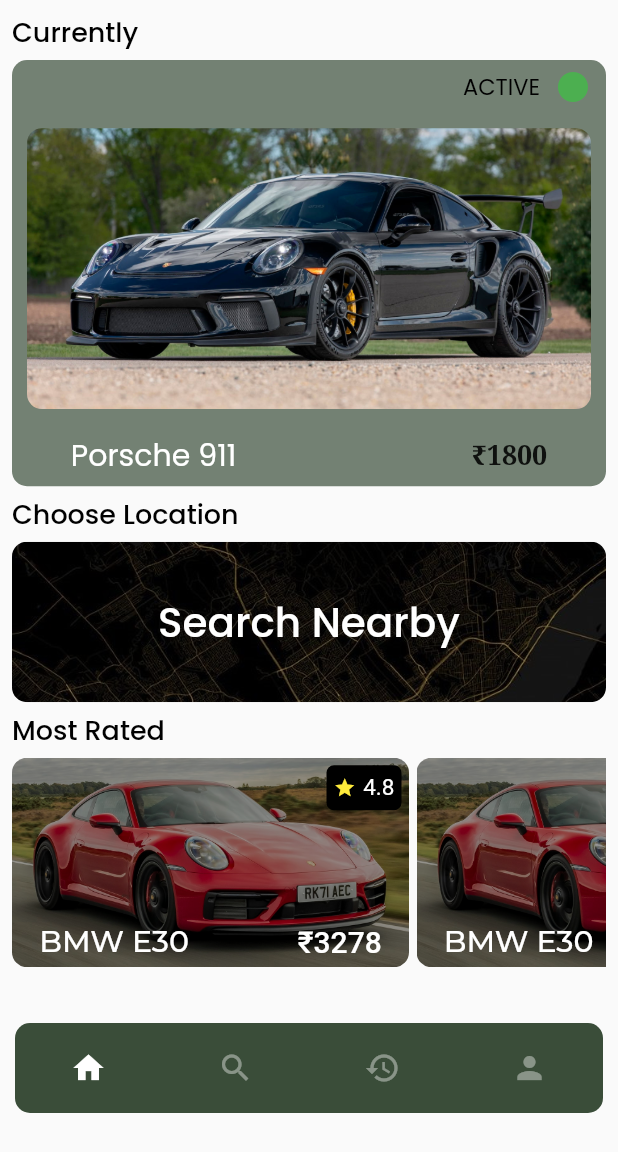
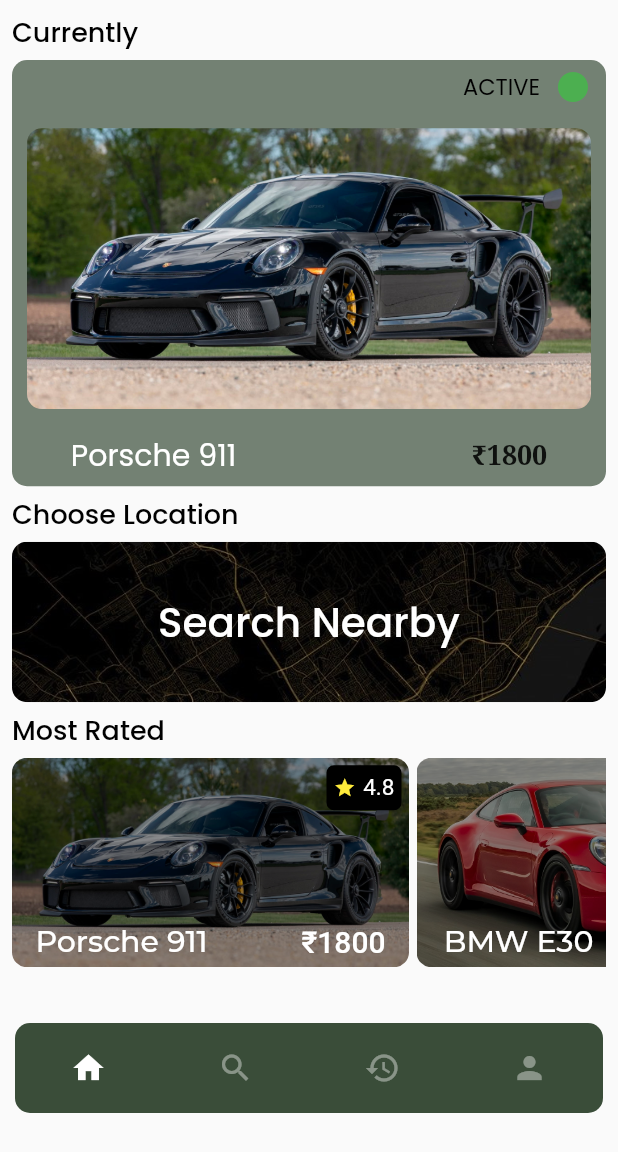
Before and after one commit to yaseeeeeeeeeeen/carnova, a Flutter app: the screen it shows after launch, on a phone screen of 412 x 824 dp, the part 84-1236 px from its top. Run offline on Flutter 3.47's test engine with Material 2 defaults, Android fonts, the phone set to English and light mode, and no system bars; our stand-ins replace animated_custom_dropdown, bloc, dotted_border, flutter_bloc, google_fonts, image_cropper and 3 more; missing offline and left inert: advance_animated_progress_indicator.

Commit message:
userui-part3

```diff
--- a/lib/main.dart
+++ b/lib/main.dart
@@ -7,8 +7,6 @@
 import 'package:second_project/host_side/blocs/otp_verifiaction/otp_verfication_bloc.dart';
 import 'package:second_project/host_side/blocs/signup/signup_bloc_bloc.dart';
 import 'package:second_project/host_side/data/shared_preferance/shared_preferance.dart';
-import 'package:second_project/user_side/resources/constant/colors_userside.dart';
-import 'package:second_project/user_side/utils/appbar.dart';
 import 'package:second_project/user_side/utils/bottom_nav_bar.dart';
 
 main() async {
@@ -32,8 +30,8 @@
         BlocProvider(create: (context) => DocumentUploadBloc()),
         BlocProvider(create: (context) => ProfileEditBloc())
       ],
-      child:  MaterialApp(
-          debugShowCheckedModeBanner: false, home: ScreenParantU()),
+      child:
+          MaterialApp(debugShowCheckedModeBanner: false, home: ScreenParantU(),),
     );
   }
 }
--- a/lib/user_side/modals/vehicle_data._modal.dart
+++ b/lib/user_side/modals/vehicle_data._modal.dart
@@ -7,8 +7,10 @@
   final String transmission;
   final String price;
   final String coverPhoto;
+  final List<String> images;
   VehicleDataModal(
-      {required this.coverPhoto,
+      {required this.images,
+      required this.coverPhoto,
       required this.name,
       required this.brand,
       required this.modal,
@@ -18,6 +20,7 @@
       required this.price});
   factory VehicleDataModal.fromJson(Map<String, dynamic> data) =>
       VehicleDataModal(
+        images: data["vehicleImages"],
           coverPhoto: data["coverPhoto"],
           name: data["name"],
           brand: data["brand"],
--- a/lib/user_side/resources/components/most_rated_wid.dart
+++ b/lib/user_side/resources/components/most_rated_wid.dart
@@ -1,5 +1,6 @@
 import 'package:flutter/cupertino.dart';
 import 'package:flutter/material.dart';
+import 'package:second_project/user_side/modals/vehicle_data._modal.dart';
 import 'package:second_project/user_side/resources/constant/text_styles.dart';
 import 'package:second_project/user_side/view/home_screen.dart';
 
@@ -65,3 +66,69 @@
         ]));
   }
 }
+
+class MostRatedDemo extends StatelessWidget {
+  MostRatedDemo({super.key, required this.vehicledata});
+  VehicleDataModal vehicledata;
+  @override
+  Widget build(BuildContext context) {
+    double heigth = MediaQuery.sizeOf(context).height;
+    double width = MediaQuery.sizeOf(context).width;
+    return Hero(
+      tag: vehicledata.name,
+      child: Container(
+          width: width / 1.5 - 10,
+          height: heigth / 5,
+          decoration: BoxDecoration(
+              borderRadius: BorderRadius.circular(10),
+              image: DecorationImage(
+                  image: AssetImage(vehicledata.coverPhoto),
+                  colorFilter: ColorFilter.mode(
+                      Colors.black.withOpacity(0.4), BlendMode.darken),
+                  fit: BoxFit.cover)),
+          child: Stack(children: [
+            Positioned(
+              bottom: 5,
+              left: 0,
+              right: 0,
+              child: Row(
+                mainAxisAlignment: MainAxisAlignment.spaceAround,
+                children: [
+                  Text(
+                    vehicledata.name,
+                    style: style3,
+                  ),
+                  const SizedBox(),
+                  Text("₹${vehicledata.price}", style: style4)
+                ],
+              ),
+            ),
+            Positioned(
+              top: 5,
+              right: 5,
+              child: Container(
+                decoration: BoxDecoration(
+                  borderRadius: BorderRadius.circular(5),
+                  color: Colors.black,
+                ),
+                height: 30,
+                width: 50,
+                child: const Row(
+                  mainAxisAlignment: MainAxisAlignment.spaceEvenly,
+                  children: [
+                    Icon(
+                      Icons.star,
+                      size: 15,
+                      color: Colors.yellow,
+                    ),
+                    //rating
+                    Text("4.8",
+                        style: TextStyle(color: Colors.white, fontSize: 15))
+                  ],
+                ),
+              ),
+            ),
+          ])),
+    );
+  }
+}
--- a/lib/user_side/resources/components/profile_tile_button.dart
+++ b/lib/user_side/resources/components/profile_tile_button.dart
@@ -1,4 +1,5 @@
-import 'dart:math';
+// ignore: duplicate_ignore
+// ignore_for_file: must_be_immutable
 
 import 'package:flutter/cupertino.dart';
 import 'package:flutter/material.dart';
--- a/lib/user_side/resources/constant/imagepath_user.dart
+++ b/lib/user_side/resources/constant/imagepath_user.dart
@@ -11,6 +11,7 @@
     "vehicleNumber": "KL12 1122",
     "fuel": "hybraid",
     "transmission": "Automatic",
-    "price": "1800"
+    "price": "1800",
+    "vehicleImages": ["assets/image/currentlyUsing1.jpg","assets/image/currentlyUsing.jpg"]
   };
 }
--- a/lib/user_side/utils/bottom_nav_bar.dart
+++ b/lib/user_side/utils/bottom_nav_bar.dart
@@ -7,6 +7,7 @@
 import 'package:second_project/user_side/view/second_screen.dart';
 import 'package:second_project/user_side/view/user_profile.dart';
 
+// ignore: must_be_immutable
 class ScreenParantU extends StatefulWidget {
   ScreenParantU({super.key, this.index});
   int? index;
--- a/lib/user_side/view/home_screen.dart
+++ b/lib/user_side/view/home_screen.dart
@@ -1,10 +1,12 @@
 import 'package:flutter/material.dart';
+import 'package:second_project/user_side/modals/vehicle_data._modal.dart';
 import 'package:second_project/user_side/resources/components/active_vehicle.dart';
 import 'package:second_project/user_side/resources/components/map_tap.dart';
 import 'package:second_project/user_side/resources/components/most_rated_wid.dart';
 import 'package:second_project/user_side/resources/components/title_text_wid.dart';
 import 'package:second_project/user_side/resources/constant/imagepath_user.dart';
 import 'package:second_project/user_side/utils/appbar.dart';
+import 'package:second_project/user_side/view/car_details_screen.dart';
 
 UserSideImages imageU = UserSideImages();
 
@@ -35,7 +37,15 @@
                   child: ListView.separated(
                       physics: const BouncingScrollPhysics(),
                       shrinkWrap: true,
-                      itemBuilder: (context, index) => const MostRatedWid(),
+                      itemBuilder: (context, index) {
+                        if (index == 0) {
+                          return GestureDetector(
+                            onTap: () => Navigator.of(context).push(MaterialPageRoute(builder: (context) => CarDataShow(vehicleData: vehiclesData[0]))),
+                            child: MostRatedDemo(vehicledata: vehiclesData[0]));
+                        } else {
+                          return const MostRatedWid();
+                        }
+                      },
                       separatorBuilder: (context, index) =>
                           const SizedBox(width: 5),
                       itemCount: 3,
--- a/lib/user_side/view/second_screen.dart
+++ b/lib/user_side/view/second_screen.dart
@@ -1,6 +1,4 @@
-import 'package:flutter/cupertino.dart';
 import 'package:flutter/material.dart';
-import 'package:second_project/host_side/utils/appbar.dart';
 import 'package:second_project/user_side/utils/appbar.dart';
 
 class FindVehicleU extends StatelessWidget {
```
Also changed, not shown: lib/user_side/utils/appbar.dart (+18 -60 lines), lib/user_side/utils/profile_sheet.dart (added, +62 -0 lines), lib/user_side/view/car_details_screen.dart (added, +123 -0 lines).
